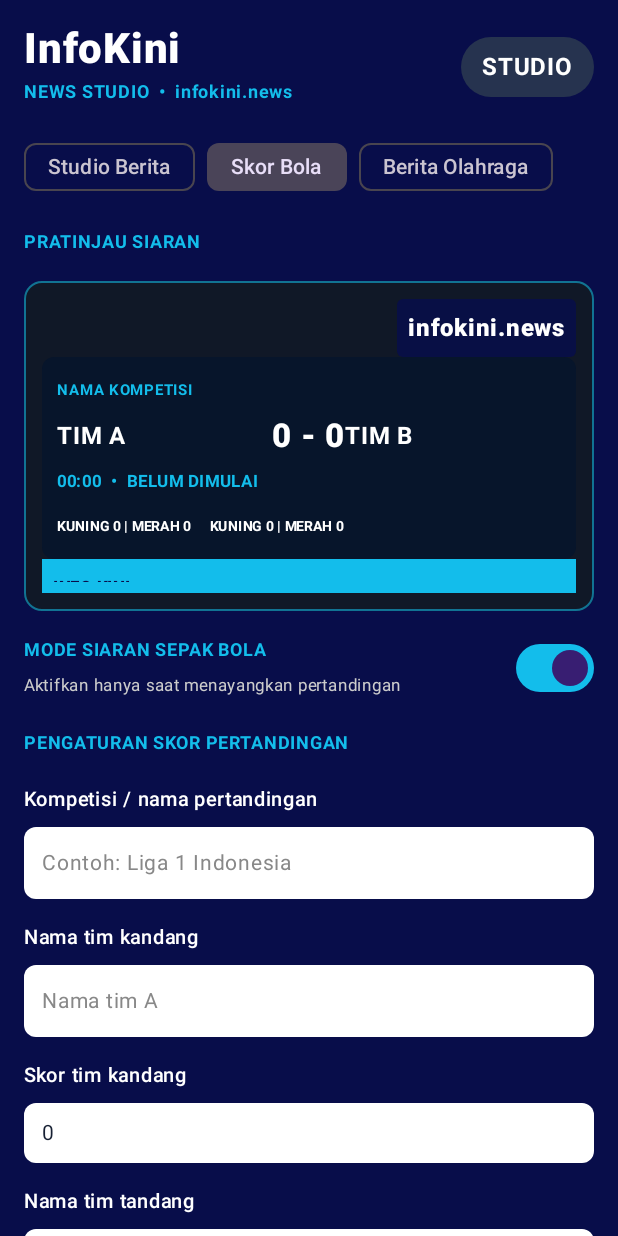
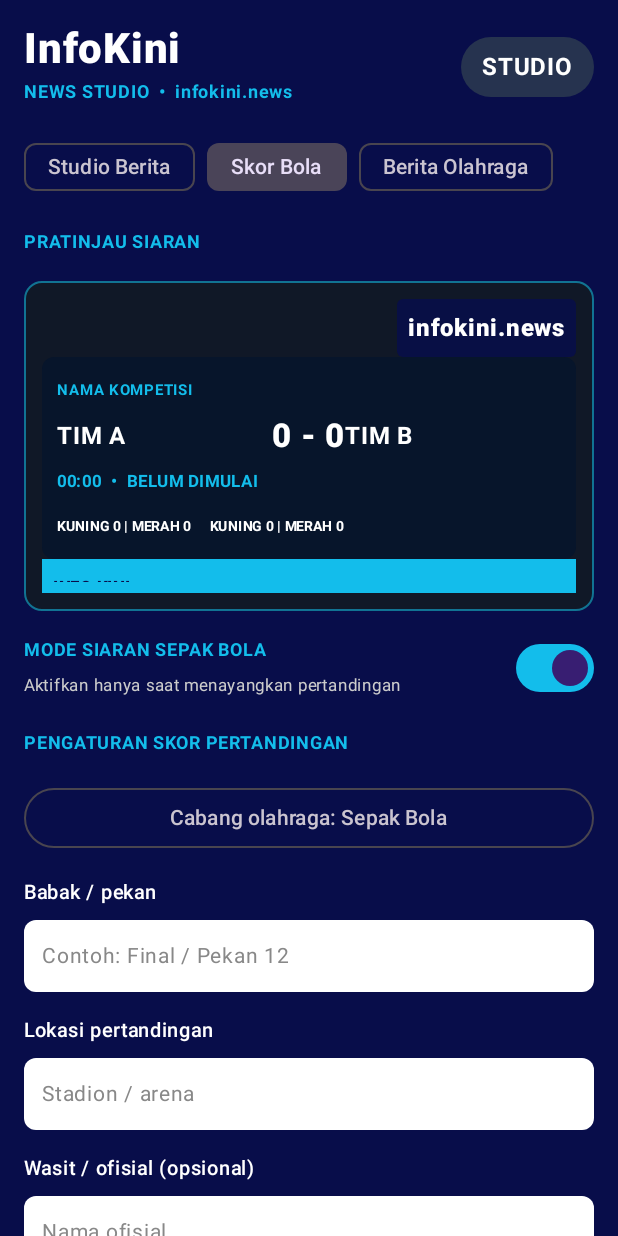
Before and after one commit to pilkajayanti-jpg/infokini-news-studio, an Android app built with Jetpack Compose: the screen it shows after launch (MainActivity), after a tap on "Skor Bola", on a phone screen of 412 x 824 dp. Run offline under Robolectric (Android 15) with nearby library versions, the phone set to English and light mode, and no system bars; pictures from the network do not load.

Commit message:
Expand sports scoreboard details and supported sport types

```diff
--- a/app/src/main/java/id/infokini/news/MainActivity.kt
+++ b/app/src/main/java/id/infokini/news/MainActivity.kt
@@ -144,6 +144,11 @@ fun InfoKiniStudio() {
     var live by remember { mutableStateOf(false) }
     var footballMode by remember { mutableStateOf(false) }
     var sportsNewsMode by remember { mutableStateOf(false) }
+    var sportType by remember { mutableStateOf("Sepak Bola") }
+    var sportTypeMenu by remember { mutableStateOf(false) }
+    var matchRound by remember { mutableStateOf("") }
+    var matchVenue by remember { mutableStateOf("") }
+    var matchReferee by remember { mutableStateOf("") }
     var homeTeam by remember { mutableStateOf("") }
     var awayTeam by remember { mutableStateOf("") }
     var homeScore by remember { mutableStateOf("0") }
@@ -604,6 +609,17 @@ fun InfoKiniStudio() {
             }
             if (footballMode) {
                 Text("PENGATURAN SKOR PERTANDINGAN", color = Cyan, fontWeight = FontWeight.Bold, fontSize = 12.sp)
+                Box {
+                    OutlinedButton(onClick = { sportTypeMenu = true }, modifier = Modifier.fillMaxWidth()) { Text("Cabang olahraga: $sportType") }
+                    DropdownMenu(expanded = sportTypeMenu, onDismissRequest = { sportTypeMenu = false }) {
+                        listOf("Sepak Bola", "Futsal", "Basket", "Bulu Tangkis", "Voli", "Balap").forEach { type ->
+                            DropdownMenuItem(text = { Text(type) }, onClick = { sportType = type; sportTypeMenu = false })
+                        }
+                    }
+                }
+                StudioField("Babak / pekan", matchRound, { matchRound = it }, "Contoh: Final / Pekan 12")
+                StudioField("Lokasi pertandingan", matchVenue, { matchVenue = it }, "Stadion / arena")
+                StudioField("Wasit / ofisial (opsional)", matchReferee, { matchReferee = it }, "Nama ofisial")
                 StudioField("Kompetisi / nama pertandingan", competition, { competition = it }, "Contoh: Liga 1 Indonesia")
                 StudioField("Nama tim kandang", homeTeam, { homeTeam = it }, "Nama tim A")
                 StudioField("Skor tim kandang", homeScore, { homeScore = it.filter { ch -> ch.isDigit() }.take(2) }, "0")
@@ -680,7 +696,9 @@ fun InfoKiniStudio() {
                             .putInt("elapsed", matchElapsedSeconds)
                             .putInt("homeYellow", homeYellowCards).putInt("awayYellow", awayYellowCards)
                             .putInt("homeRed", homeRedCards).putInt("awayRed", awayRedCards)
-                            .putString("events", matchEvents).apply()
+                            .putString("events", matchEvents)
+                            .putString("sportType", sportType).putString("matchRound", matchRound)
+                            .putString("matchVenue", matchVenue).putString("matchReferee", matchReferee).apply()
                         Toast.makeText(context, "Data pertandingan tersimpan", Toast.LENGTH_SHORT).show()
                     }, modifier = Modifier.weight(1f)) { Text("Simpan laga") }
                     OutlinedButton(onClick = {
@@ -701,6 +719,10 @@ fun InfoKiniStudio() {
                         homeRedCards = prefs.getInt("homeRed", 0)
                         awayRedCards = prefs.getInt("awayRed", 0)
                         matchEvents = prefs.getString("events", "").orEmpty()
+                        sportType = prefs.getString("sportType", "Sepak Bola") ?: "Sepak Bola"
+                        matchRound = prefs.getString("matchRound", "").orEmpty()
+                        matchVenue = prefs.getString("matchVenue", "").orEmpty()
+                        matchReferee = prefs.getString("matchReferee", "").orEmpty()
                         matchClockRunning = false
                         Toast.makeText(context, "Data pertandingan dimuat", Toast.LENGTH_SHORT).show()
                     }, modifier = Modifier.weight(1f)) { Text("Muat laga") }
```
